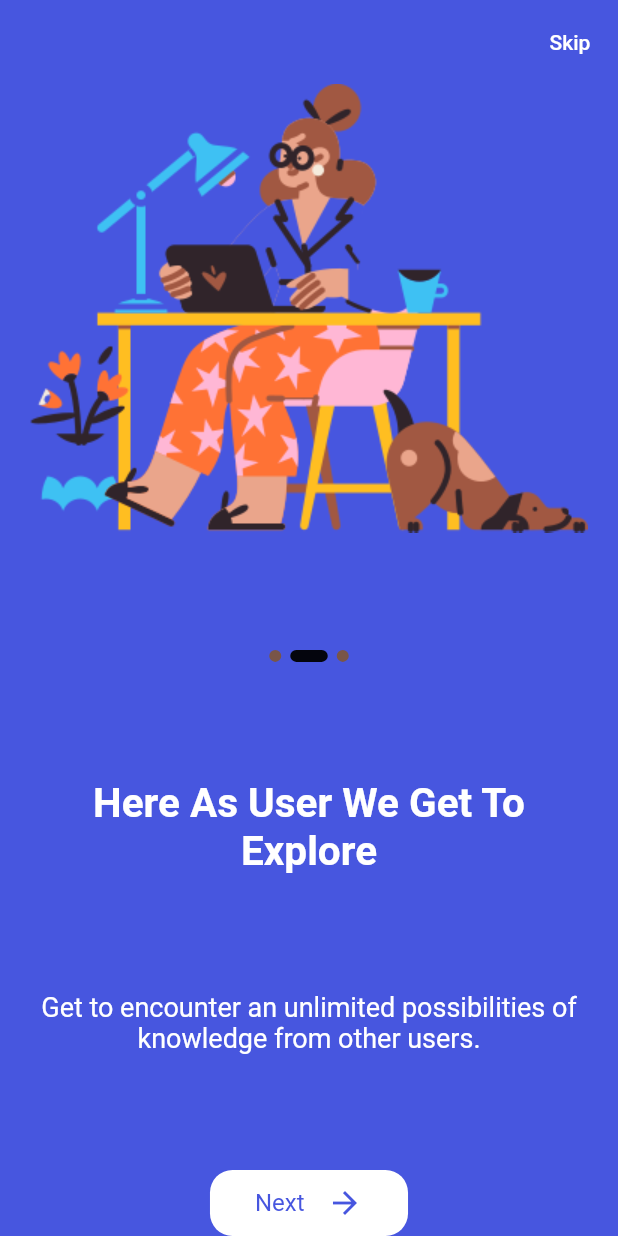
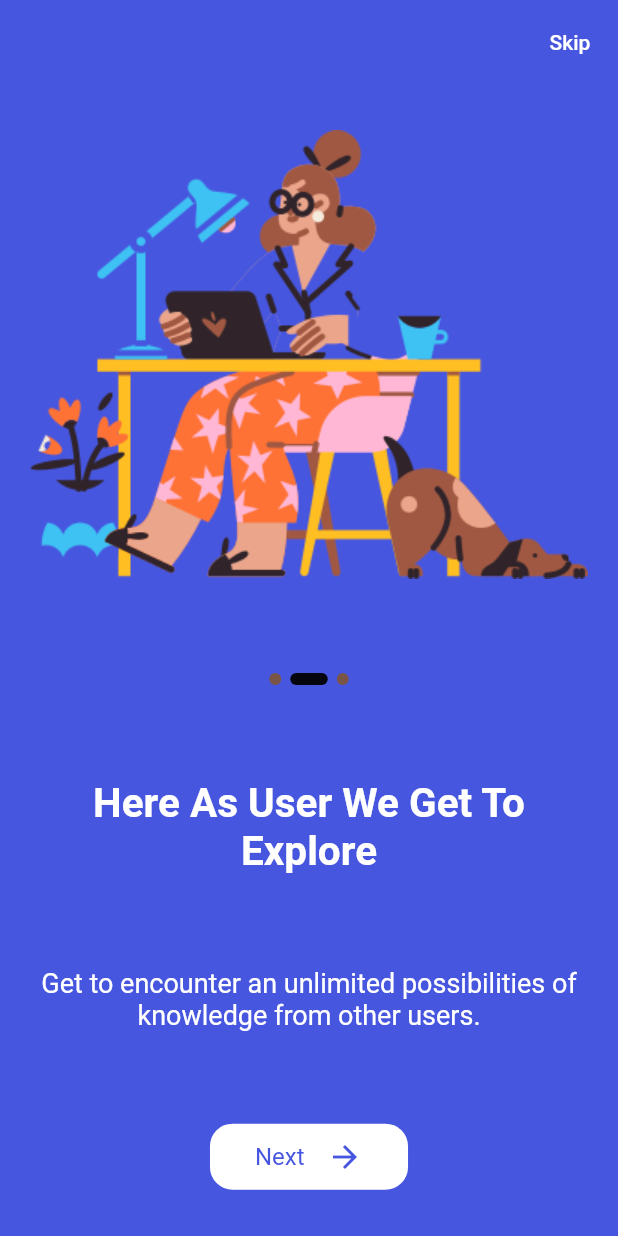
Before and after one commit to Thembek/Flutter-application, a Flutter app: the screen it shows after launch, after a tap on "Next", on a phone screen of 412 x 824 dp. Run offline on Flutter 3.47's test engine with Material 2 defaults, Android fonts, the phone set to English and light mode, and no system bars; our stand-ins replace shared_preferences; missing offline and left inert: mongo_dart; Roboto replaces fonts that are missing (Montserrat, Poppins).

Commit message:
renaming of files update commit

```diff
--- a/lib/onboard/onboard.dart
+++ b/lib/onboard/onboard.dart
@@ -1,6 +1,6 @@
 import 'package:flutter/material.dart';
 import 'package:flutter_main_application/onboard/onboard_model.dart';
-import 'package:flutter_main_application/pages/home.dart';
+import 'package:flutter_main_application/pages/signin.dart';
 import 'package:shared_preferences/shared_preferences.dart';
 
 import '../variables/constant.dart';
@@ -72,7 +72,7 @@ class _OnBoardState extends State<OnBoard> {
             onPressed: () {
               _storeOnboardInfo();
               Navigator.pushReplacement(
-                context, MaterialPageRoute(builder: (context) => Home())
+                context, MaterialPageRoute(builder: (context) => Signin())
               );
             },
             child: Text(
@@ -97,7 +97,7 @@ class _OnBoardState extends State<OnBoard> {
           },
           itemBuilder: (_, index) {
             return Column(
-              mainAxisAlignment: MainAxisAlignment.spaceBetween,
+              mainAxisAlignment: MainAxisAlignment.spaceAround,
               crossAxisAlignment: CrossAxisAlignment.center,
               mainAxisSize: MainAxisSize.min,
               children: [
@@ -151,7 +151,7 @@ class _OnBoardState extends State<OnBoard> {
                     if (index == screens.length - 1) {
                       await _storeOnboardInfo();
                       Navigator.pushReplacement(context,
-                      MaterialPageRoute(builder: (context) => Home()));
+                      MaterialPageRoute(builder: (context) => Signin()));
                     }
 
                     _pageController.nextPage(
--- a/lib/pages/home.dart
+++ b/lib/pages/signin.dart
@@ -1,8 +1,8 @@
 import 'package:flutter/material.dart';
 import 'package:flutter_main_application/variables/constant.dart';
 
-class Home extends StatelessWidget {
-  const Home({Key? key}) : super(key: key);
+class Signin extends StatelessWidget {
+  const Signin({Key? key}) : super(key: key);
 
   @override
   Widget build(BuildContext context) {
--- a/lib/splash-page/splash_screen.dart
+++ b/lib/splash-page/splash_screen.dart
@@ -1,8 +1,10 @@
+// ignore_for_file: prefer_const_constructors
+
 import 'dart:async';
 
 import 'package:flutter/material.dart';
 
-import 'package:flutter_main_application/pages/home.dart';
+import 'package:flutter_main_application/pages/signin.dart';
 import 'package:flutter_main_application/onboard/onboard.dart';
 
 int? isviewed;
@@ -17,7 +19,7 @@ class _SplashScreenState extends State<SplashScreen> {
   @override
   void initState() {
     super.initState();
-    Timer(Duration(seconds: 3), () => Navigator.pushReplacement(context, MaterialPageRoute(builder: (context) => isviewed != 0 ? OnBoard() : Home())));
+    Timer(Duration(seconds: 3), () => Navigator.pushReplacement(context, MaterialPageRoute(builder: (context) => isviewed != 0 ? OnBoard() : Signin())));
   }
 
   @override
@@ -31,8 +33,8 @@ class _SplashScreenState extends State<SplashScreen> {
             begin: Alignment.topRight,
             end: Alignment.bottomRight,
             colors: [
-              Color(0xFFFF800B),
-              Color(0xFFCE1010),
+              Color(0xFFFFFFFF),
+              Color(0x1AFFFFFF),
             ],
           ),
         ),
```
